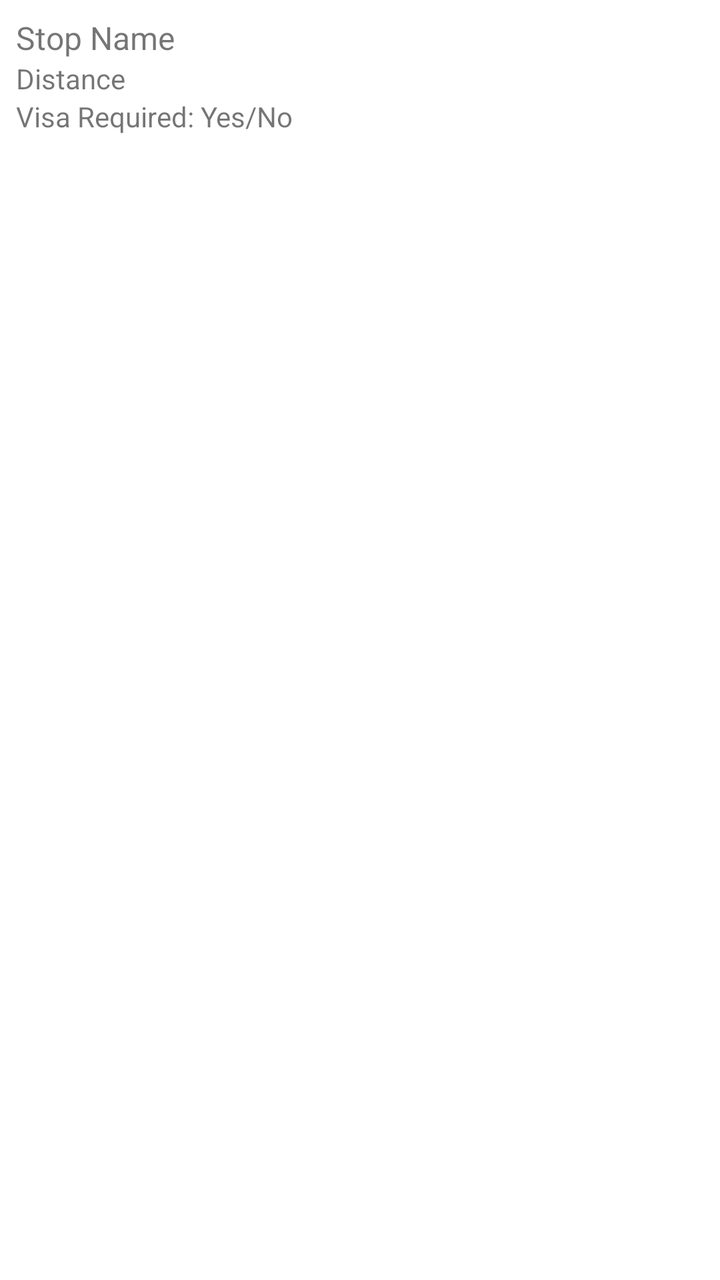
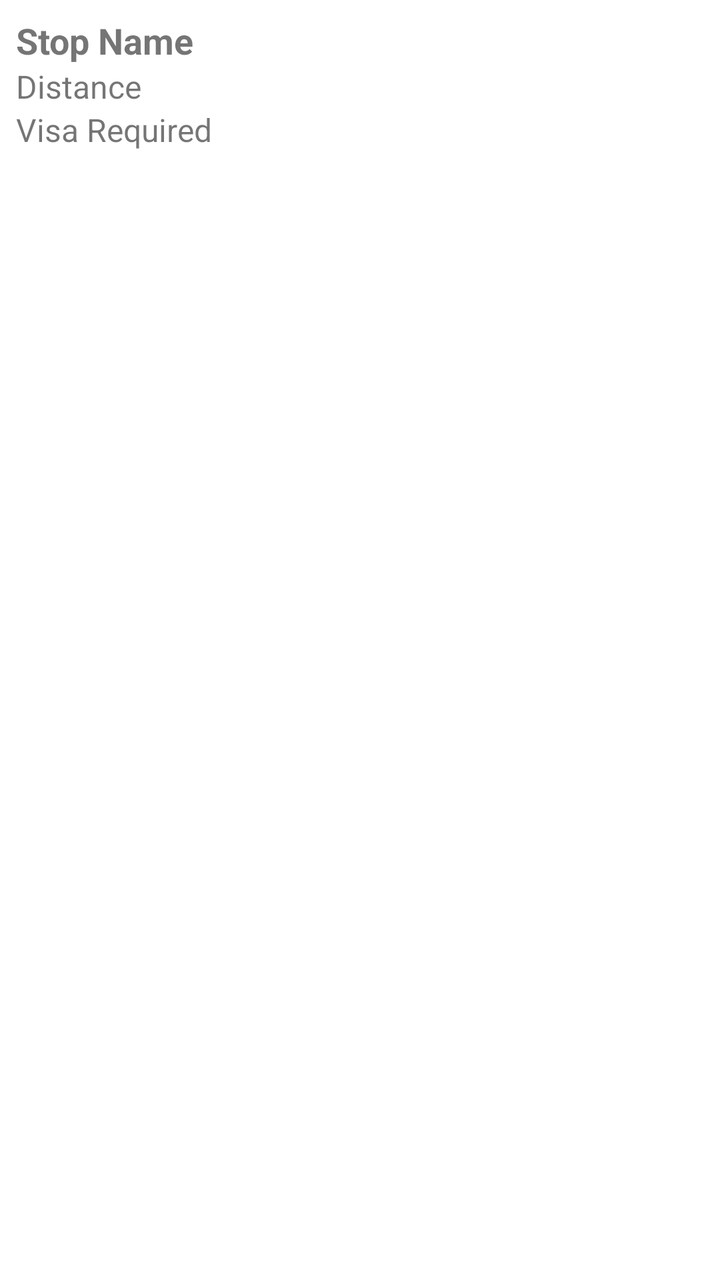

An Android layout rendered at two revisions. The XML below is the earlier revision; the diff shows what the commit changed to produce the second picture.
<!-- AndroidManifest.xml: application theme Theme.JourneyTracker -->
<!-- res/layout/item_stop.xml -->
<LinearLayout xmlns:android="http://schemas.android.com/apk/res/android"
    android:layout_width="match_parent"
    android:layout_height="wrap_content"
    android:orientation="vertical"
    android:padding="8dp">

    <TextView
        android:id="@+id/stopName"
        android:layout_width="wrap_content"
        android:layout_height="wrap_content"
        android:text="Stop Name"
        android:textSize="16sp"/>

    <TextView
        android:id="@+id/stopDistance"
        android:layout_width="wrap_content"
        android:layout_height="wrap_content"
        android:text="Distance"
        android:textSize="14sp"/>

    <TextView
        android:id="@+id/visaRequirement"
        android:layout_width="wrap_content"
        android:layout_height="wrap_content"
        android:text="Visa Required: Yes/No"
        android:textSize="14sp"/>
</LinearLayout>
<!-- resources referenced by this layout -->
<resources>
  <style name="Theme.JourneyTracker" parent="Theme.MaterialComponents.DayNight">
          <item name="colorPrimary">@color/purple_500</item>
          <item name="colorPrimaryVariant">@color/purple_700</item>
          <item name="colorOnPrimary">@color/white</item>
      </style>
  <color name="purple_500">#FF6200EE</color>
  <color name="purple_700">#FF3700B3</color>
  <color name="white">#FFFFFFFF</color>
</resources>

<!-- the commit's change to res/layout/item_stop.xml (unified diff, before → after) -->
@@ -1,3 +1,4 @@
+<?xml version="1.0" encoding="utf-8"?>
 <LinearLayout xmlns:android="http://schemas.android.com/apk/res/android"
     android:layout_width="match_parent"
     android:layout_height="wrap_content"
@@ -9,19 +10,21 @@
         android:layout_width="wrap_content"
         android:layout_height="wrap_content"
         android:text="Stop Name"
-        android:textSize="16sp"/>
+        android:textSize="18sp"
+        android:textStyle="bold" />
 
     <TextView
         android:id="@+id/stopDistance"
         android:layout_width="wrap_content"
         android:layout_height="wrap_content"
         android:text="Distance"
-        android:textSize="14sp"/>
+        android:textSize="16sp" />
 
     <TextView
-        android:id="@+id/visaRequirement"
+        android:id="@+id/visaRequired"
         android:layout_width="wrap_content"
         android:layout_height="wrap_content"
-        android:text="Visa Required: Yes/No"
-        android:textSize="14sp"/>
+        android:text="Visa Required"
+        android:textSize="16sp" />
+
 </LinearLayout>
